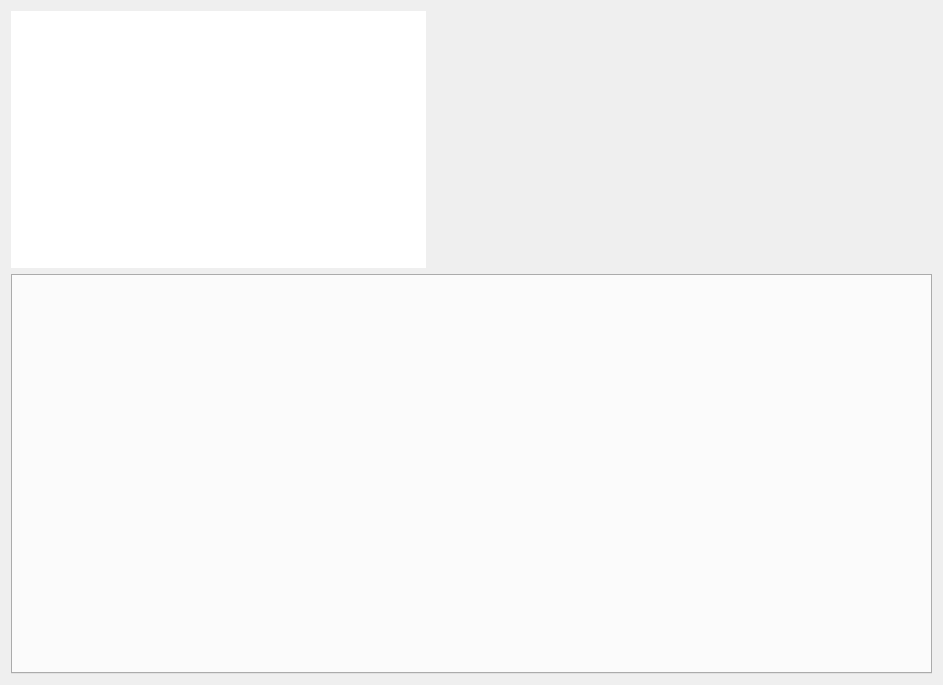
The window that ProductEvalTool/qc-busbar/mainface/face_power.ui (ChinaClever/ProductEvalTool) describes before a commit, drawn with Qt 5.
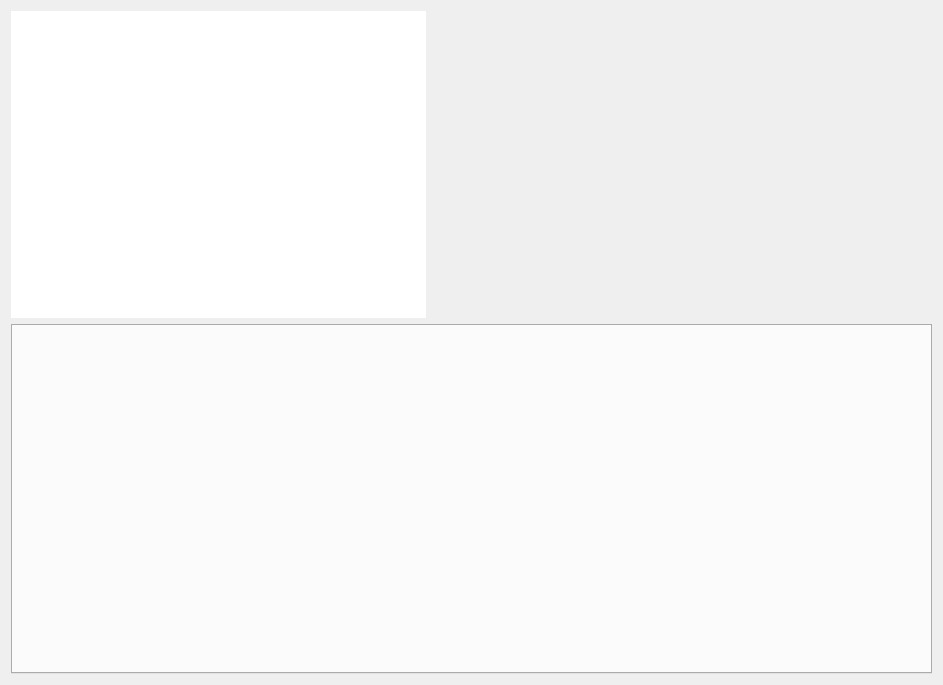
The same window after the commit.

Diff of the .ui file:
```diff
--- a/ProductEvalTool/qc-busbar/mainface/face_power.ui
+++ b/ProductEvalTool/qc-busbar/mainface/face_power.ui
@@ -81,7 +81,7 @@
      <property name="minimumSize">
       <size>
        <width>921</width>
-       <height>400</height>
+       <height>350</height>
       </size>
      </property>
      <property name="font">
```
